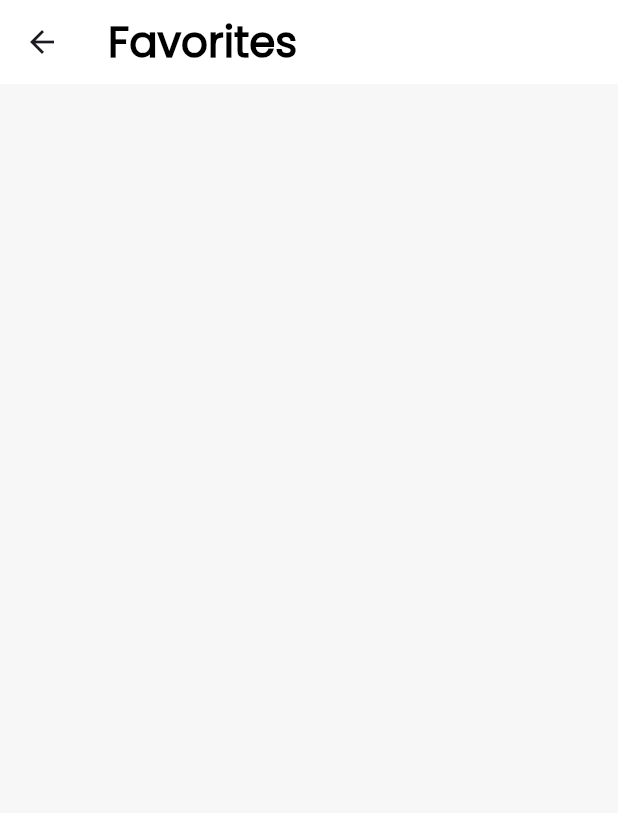
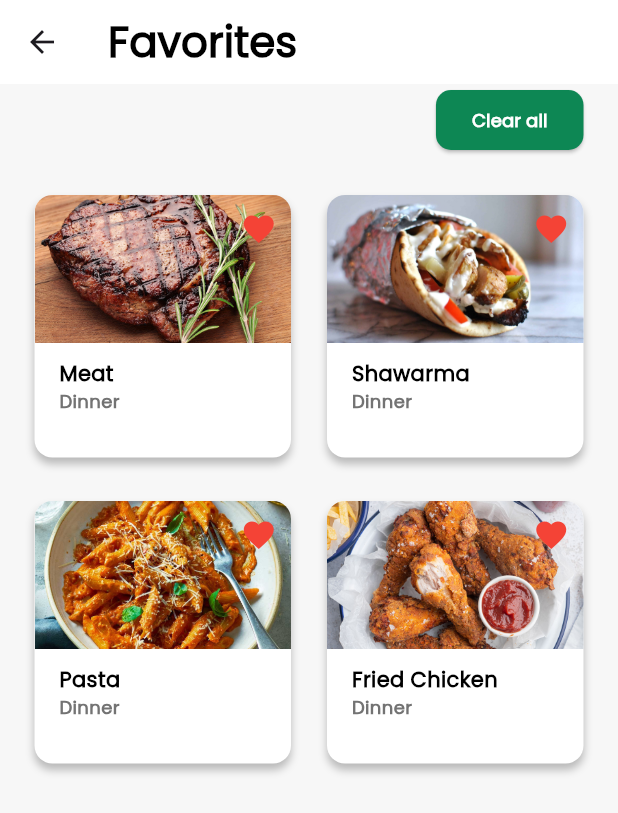
Before and after one commit to aliabdelnaby/iFood, a Flutter app: the FavoritesView screen opened directly, on a phone screen of 412 x 824 dp. Shown: the top 813 px of the screen. Run offline on Flutter 3.47's test engine with Material 3 defaults, Android fonts, the phone set to English and light mode, and no system bars; our stand-ins replace flutter_svg, go_router.

Commit message:
Finish Favorites View UI

```diff
--- a/lib/features/cart/presentation/views/cart_view.dart
+++ b/lib/features/cart/presentation/views/cart_view.dart
@@ -1,7 +1,7 @@
 import 'package:flutter/material.dart';
-import 'package:ifood/core/utils/app_colors.dart';
-import 'package:ifood/core/utils/app_text_styles.dart';
-import 'package:ifood/features/cart/presentation/widgets/cart_view_body.dart';
+import '../../../../core/utils/app_colors.dart';
+import '../../../../core/utils/app_text_styles.dart';
+import '../widgets/cart_view_body.dart';
 
 class CartView extends StatelessWidget {
   const CartView({super.key});
--- a/lib/features/cart/presentation/widgets/cart_item.dart
+++ b/lib/features/cart/presentation/widgets/cart_item.dart
@@ -1,7 +1,7 @@
 import 'package:flutter/material.dart';
-import 'package:ifood/core/utils/app_colors.dart';
-import 'package:ifood/core/utils/app_text_styles.dart';
-import 'package:ifood/features/home/data/models/product_model.dart';
+import '../../../../core/utils/app_colors.dart';
+import '../../../../core/utils/app_text_styles.dart';
+import '../../../home/data/models/product_model.dart';
 
 class CartItem extends StatelessWidget {
   const CartItem({super.key, required this.product});
@@ -93,7 +93,7 @@ class CartItem extends StatelessWidget {
                         Row(
                           children: [
                             Container(
-                              padding: const EdgeInsets.all(4),
+                              padding: const EdgeInsetsDirectional.all(4),
                               decoration: BoxDecoration(
                                 borderRadius: BorderRadius.circular(50),
                                 color: AppColors.primaryColor,
@@ -111,7 +111,7 @@ class CartItem extends StatelessWidget {
                             ),
                             const SizedBox(width: 8),
                             Container(
-                              padding: const EdgeInsets.all(4),
+                              padding: const EdgeInsetsDirectional.all(4),
                               decoration: BoxDecoration(
                                 borderRadius: BorderRadius.circular(50),
                                 color: AppColors.primaryColor,
--- a/lib/features/favorites/presentation/views/favorites_view.dart
+++ b/lib/features/favorites/presentation/views/favorites_view.dart
@@ -1,6 +1,7 @@
 import 'package:flutter/material.dart';
-import 'package:ifood/core/utils/app_colors.dart';
-import 'package:ifood/core/utils/app_text_styles.dart';
+import '../../../../core/utils/app_colors.dart';
+import '../../../../core/utils/app_text_styles.dart';
+import '../widgets/favorites_view_body.dart';
 
 class FavoritesView extends StatelessWidget {
   const FavoritesView({super.key});
@@ -10,6 +11,8 @@ class FavoritesView extends StatelessWidget {
     return Scaffold(
       appBar: AppBar(
         backgroundColor: AppColors.whiteColor,
+        elevation: 0,
+        surfaceTintColor: Colors.transparent,
         title: Text(
           'Favorites',
           style: AppStyles.style28w700.copyWith(
@@ -17,9 +20,7 @@ class FavoritesView extends StatelessWidget {
           ),
         ),
       ),
-      body: const Column(
-        children: [],
-      ),
+      body: const FavoritesViewBody(),
     );
   }
 }
--- /dev/null
+++ b/lib/features/favorites/presentation/widgets/clear_all_btn.dart
@@ -0,0 +1,29 @@
+import 'package:flutter/material.dart';
+import '../../../../core/utils/app_colors.dart';
+import '../../../../core/utils/app_text_styles.dart';
+
+class FavoritesClearAllBtn extends StatelessWidget {
+  const FavoritesClearAllBtn({super.key});
+
+  @override
+  Widget build(BuildContext context) {
+    return Align(
+      alignment: Alignment.centerRight,
+      child: ElevatedButton(
+        onPressed: () {},
+        style: ElevatedButton.styleFrom(
+          backgroundColor: AppColors.primaryColor,
+          shape: RoundedRectangleBorder(
+            borderRadius: BorderRadius.circular(10),
+          ),
+        ),
+        child: Text(
+          'Clear all',
+          style: AppStyles.style12w600.copyWith(
+            color: AppColors.whiteColor,
+          ),
+        ),
+      ),
+    );
+  }
+}
--- /dev/null
+++ b/lib/features/favorites/presentation/widgets/favorite_item.dart
@@ -0,0 +1,86 @@
+import 'package:flutter/material.dart';
+import '../../../../core/utils/app_colors.dart';
+import '../../../../core/utils/app_text_styles.dart';
+import '../../../home/data/models/product_model.dart';
+
+class FavoriteItem extends StatelessWidget {
+  const FavoriteItem({super.key, required this.product});
+
+  final ProductModel product;
+
+  @override
+  Widget build(BuildContext context) {
+    return Container(
+      margin: const EdgeInsetsDirectional.only(bottom: 5),
+      decoration: BoxDecoration(
+        color: AppColors.whiteColor,
+        borderRadius: BorderRadius.circular(12),
+        boxShadow: [
+          BoxShadow(
+            color: AppColors.cardShadowColor,
+            blurRadius: 4,
+            spreadRadius: 0,
+            offset: const Offset(0, 4),
+          ),
+        ],
+      ),
+      child: Column(
+        crossAxisAlignment: CrossAxisAlignment.start,
+        children: [
+          Stack(
+            children: [
+              SizedBox(
+                width: double.infinity,
+                height: MediaQuery.of(context).size.height * 0.12,
+                child: ClipRRect(
+                  borderRadius: const BorderRadius.only(
+                    topLeft: Radius.circular(12),
+                    topRight: Radius.circular(12),
+                  ),
+                  child: Image(
+                    image: AssetImage(
+                      product.image,
+                    ),
+                    fit: BoxFit.cover,
+                  ),
+                ),
+              ),
+              Positioned(
+                top: 10.5,
+                right: 9.5,
+                child: InkWell(
+                  onTap: () {},
+                  child: const Icon(
+                    Icons.favorite,
+                    color: Colors.red,
+                  ),
+                ),
+              ),
+            ],
+          ),
+          const SizedBox(height: 10),
+          Padding(
+            padding: const EdgeInsetsDirectional.symmetric(horizontal: 16.5),
+            child: Column(
+              crossAxisAlignment: CrossAxisAlignment.start,
+              children: [
+                Text(
+                  product.name,
+                  style: AppStyles.style14w600,
+                  overflow: TextOverflow.ellipsis,
+                ),
+                Text(
+                  product.category,
+                  style: AppStyles.style12w600.copyWith(
+                    color: AppColors.emailColor,
+                  ),
+                  overflow: TextOverflow.ellipsis,
+                ),
+              ],
+            ),
+          ),
+        ],
+      ),
+    );
+  }
+}
--- /dev/null
+++ b/lib/features/favorites/presentation/widgets/favorites_view_body.dart
@@ -0,0 +1,37 @@
+import 'package:flutter/material.dart';
+import 'clear_all_btn.dart';
+import 'favorite_item.dart';
+import '../../../home/data/data_source/dinner_list.dart';
+
+class FavoritesViewBody extends StatelessWidget {
+  const FavoritesViewBody({super.key});
+
+  @override
+  Widget build(BuildContext context) {
+    return Padding(
+      padding: const EdgeInsetsDirectional.symmetric(horizontal: 23),
+      child: Column(
+        children: [
+          const FavoritesClearAllBtn(),
+          const SizedBox(height: 26),
+          Expanded(
+            child: GridView.builder(
+              clipBehavior: Clip.none,
+              itemCount: dinnerList.length,
+              gridDelegate: const SliverGridDelegateWithFixedCrossAxisCount(
+                crossAxisCount: 2,
+                mainAxisSpacing: 24,
+                crossAxisSpacing: 24,
+                childAspectRatio: 0.95,
+              ),
+              itemBuilder: (context, index) {
+                final product = dinnerList[index];
+                return FavoriteItem(product: product);
+              },
+            ),
+          ),
+        ],
+      ),
+    );
+  }
+}
--- a/lib/features/home/presentation/widget/home_view_body.dart
+++ b/lib/features/home/presentation/widget/home_view_body.dart
@@ -73,7 +73,7 @@ class _HomeViewBodyState extends State<HomeViewBody> {
     return Column(
       children: [
         Padding(
-          padding: const EdgeInsets.symmetric(horizontal: 23),
+          padding: const EdgeInsetsDirectional.symmetric(horizontal: 23),
           child: Column(
             crossAxisAlignment: CrossAxisAlignment.start,
             children: [
--- a/lib/features/home/presentation/widget/menu_item.dart
+++ b/lib/features/home/presentation/widget/menu_item.dart
@@ -34,7 +34,7 @@ class MenuItem extends StatelessWidget {
               borderRadius: BorderRadius.circular(50),
             ),
             child: Padding(
-              padding: const EdgeInsets.all(9.0),
+              padding: const EdgeInsetsDirectional.all(9.0),
               child: Center(
                 child: SvgPicture.asset(
                   item.image,
--- a/lib/features/home/presentation/widget/product_details/product_details_view_body.dart
+++ b/lib/features/home/presentation/widget/product_details/product_details_view_body.dart
@@ -15,7 +15,7 @@ class ProductDetailsViewBody extends StatelessWidget {
   @override
   Widget build(BuildContext context) {
     return Padding(
-      padding: const EdgeInsets.symmetric(horizontal: 23),
+      padding: const EdgeInsetsDirectional.symmetric(horizontal: 23),
       child: Column(
         crossAxisAlignment: CrossAxisAlignment.start,
         children: [
@@ -44,7 +44,7 @@ class ProductDetailsViewBody extends StatelessWidget {
                 allProductsList.length,
                 (index) {
                   return Padding(
-                    padding: const EdgeInsets.only(right: 11),
+                    padding: const EdgeInsetsDirectional.only(end: 11),
                     child: ClipRRect(
                       borderRadius: BorderRadius.circular(10),
                       child: InkWell(
--- a/lib/features/home/presentation/widget/view_all_widget.dart
+++ b/lib/features/home/presentation/widget/view_all_widget.dart
@@ -10,7 +10,7 @@ class ViewAllWidget extends StatelessWidget {
   @override
   Widget build(BuildContext context) {
     return const Padding(
-      padding: EdgeInsets.only(left: 23.0, right: 23.0),
+      padding: EdgeInsetsDirectional.only(end: 23.0),
       child: InkWell(
         onTap: null,
         child: Align(
--- a/lib/features/start/presentation/view/start_view.dart
+++ b/lib/features/start/presentation/view/start_view.dart
@@ -82,7 +82,7 @@ class _StartViewState extends State<StartView>
       backgroundColor: AppColors.primaryColor,
       body: SingleChildScrollView(
         child: Padding(
-          padding: const EdgeInsets.symmetric(horizontal: 25, vertical: 25),
+          padding: const EdgeInsetsDirectional.symmetric(horizontal: 25, vertical: 25),
           child: Form(
             key: _formKey,
             child: Column(
```
Also changed, not shown: lib/features/cart/presentation/widgets/cart_view_body.dart (+4 -4 lines).
